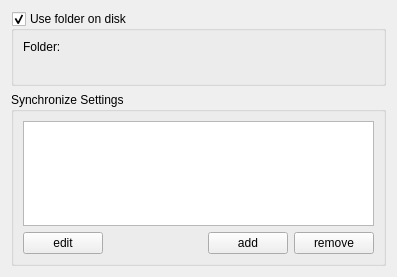
KDE/conquirere, file src/mainui/settings/projectsyncsettings.ui: the form before one commit.
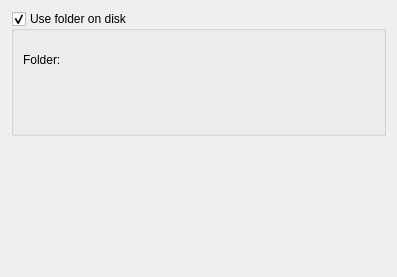
The form after the commit. Custom widgets are drawn as their Qt base class.

What changed in the file:
```diff
--- a/src/mainui/settings/projectsyncsettings.ui
+++ b/src/mainui/settings/projectsyncsettings.ui
@@ -52,73 +52,22 @@
     </widget>
    </item>
    <item>
-    <widget class="QGroupBox" name="syncProviderBox">
-     <property name="title">
-      <string>Synchronize Settings</string>
-     </property>
-     <layout class="QVBoxLayout" name="verticalLayout_2">
-      <item>
-       <widget class="KListWidget" name="listProvider"/>
-      </item>
-      <item>
-       <layout class="QHBoxLayout" name="horizontalLayout_2">
-        <item>
-         <widget class="KPushButton" name="editButton">
-          <property name="text">
-           <string>edit</string>
-          </property>
-         </widget>
-        </item>
-        <item>
-         <spacer name="horizontalSpacer">
-          <property name="orientation">
-           <enum>Qt::Horizontal</enum>
-          </property>
-          <property name="sizeHint" stdset="0">
-           <size>
-            <width>40</width>
-            <height>20</height>
-           </size>
-          </property>
-         </spacer>
-        </item>
-        <item>
-         <widget class="KPushButton" name="addButton">
-          <property name="text">
-           <string>add</string>
-          </property>
-         </widget>
-        </item>
-        <item>
-         <widget class="KPushButton" name="removeButton">
-          <property name="text">
-           <string>remove</string>
-          </property>
-         </widget>
-        </item>
-       </layout>
-      </item>
-     </layout>
-    </widget>
+    <widget class="ProviderSelectionWidget" name="providerWidget" native="true"/>
    </item>
   </layout>
  </widget>
  <customwidgets>
-  <customwidget>
-   <class>KPushButton</class>
-   <extends>QPushButton</extends>
-   <header>kpushbutton.h</header>
-  </customwidget>
-  <customwidget>
-   <class>KListWidget</class>
-   <extends>QListWidget</extends>
-   <header>klistwidget.h</header>
-  </customwidget>
   <customwidget>
    <class>KUrlRequester</class>
    <extends>QFrame</extends>
    <header>kurlrequester.h</header>
   </customwidget>
+  <customwidget>
+   <class>ProviderSelectionWidget</class>
+   <extends>QWidget</extends>
+   <header>settings/providerselectionwidget.h</header>
+   <container>1</container>
+  </customwidget>
  </customwidgets>
  <resources/>
  <connections/>
```
